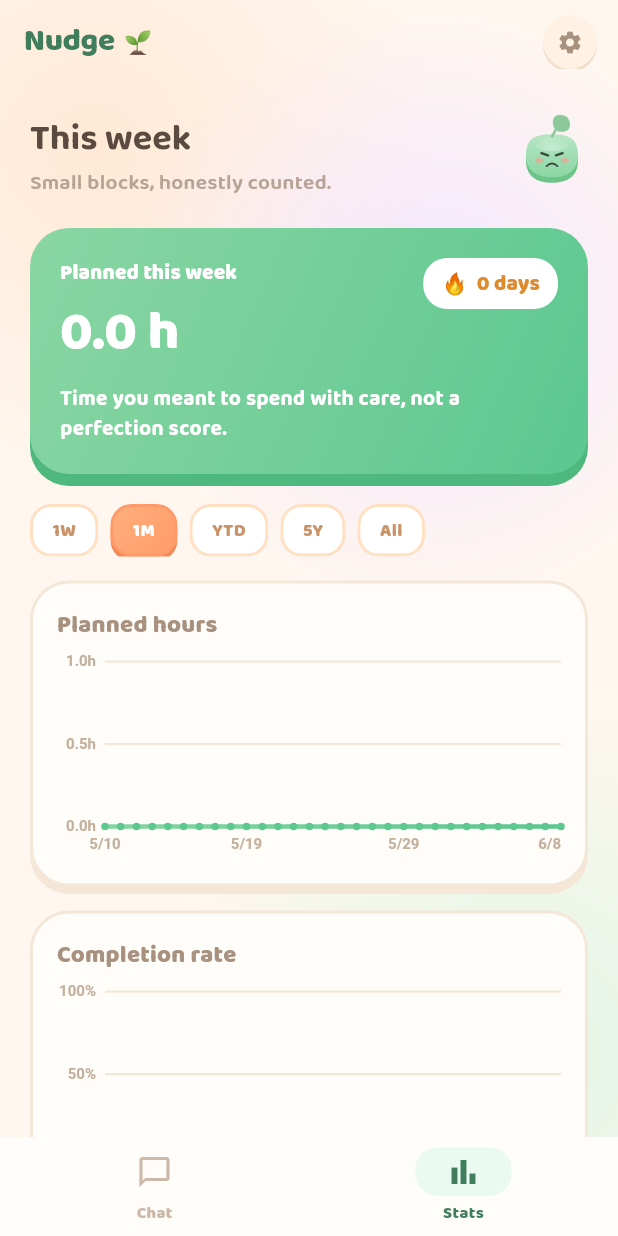
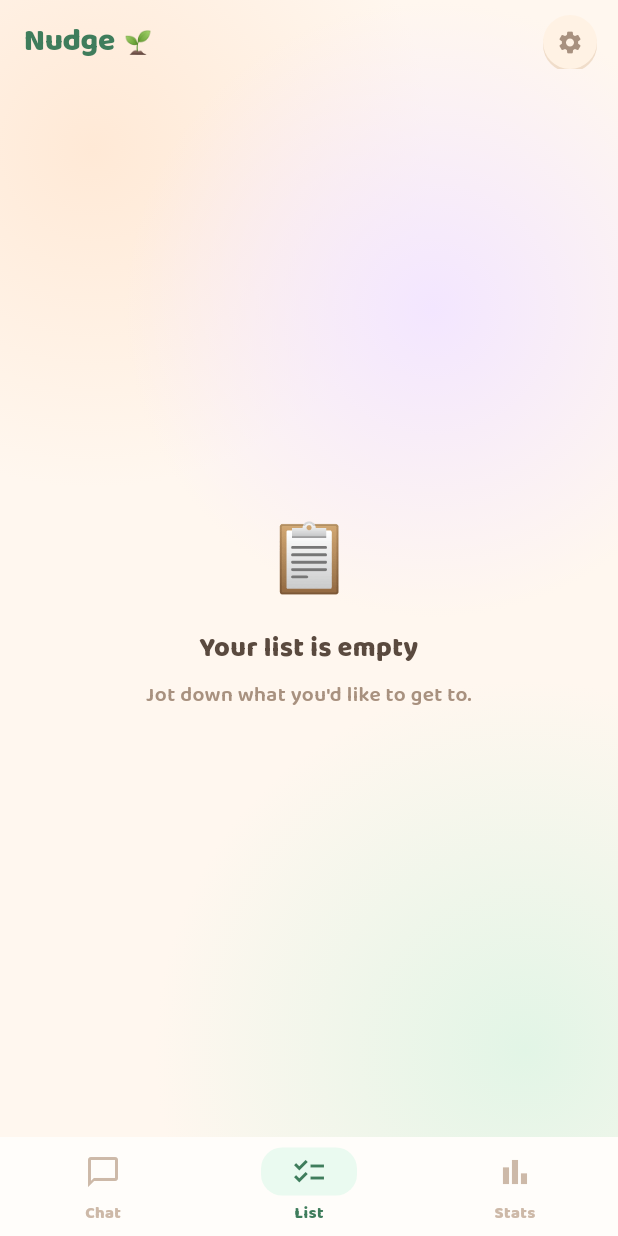
Before and after one commit to orzzzl/nudge, a Flutter app: the screen it shows after launch, item 2 of the bottom bar chosen, on a phone screen of 412 x 824 dp. Run offline on Flutter 3.47's test engine with Material 3 defaults, Android fonts, the phone set to English and light mode, and no system bars; our stand-ins replace drift, flutter_local_notifications, flutter_riverpod, flutter_timezone, go_router, google_fonts and 3 more; accounts and stored records are empty; generated files the repository leaves out were written again.

Commit message:
feat(todos): add the 清单 (list) tab shell — route, nav, placeholder
task 25. Insert a third StatefulShellBranch (/todos) and NavigationDestination
between chat and stats (chat=0, todos=1, stats=2), backed by a placeholder
TodosScreen showing a gentle empty state (real list lands in task 26).

- app_router: /todos branch between chat and stats
- navigation_shell: checklist destination, todosTabLabel
- features/todos/todos_screen: empty-state placeholder on cute palette
- i18n: todosTabLabel / todosEmptyTitle / todosEmptyBody (en + zh)
- widget_test: three-tab shell + switch-to-list assertions

Co-Authored-By: Claude Opus 4.8 <noreply@anthropic.com>

```diff
--- a/lib/app/app_router.dart
+++ b/lib/app/app_router.dart
@@ -3,6 +3,7 @@ import 'package:go_router/go_router.dart';
 import '../features/chat/chat_screen.dart';
 import '../features/settings/settings_screen.dart';
 import '../features/stats/stats_screen.dart';
+import '../features/todos/todos_screen.dart';
 import 'navigation_shell.dart';
 
 final appRouter = GoRouter(
@@ -28,6 +29,14 @@ final appRouter = GoRouter(
         StatefulShellBranch(
           routes: [
             GoRoute(
+              path: '/todos',
+              builder: (context, state) => const TodosScreen(),
+            ),
+          ],
+        ),
+        StatefulShellBranch(
+          routes: [
+            GoRoute(
               path: '/stats',
               builder: (context, state) => const StatsScreen(),
             ),
--- a/lib/app/navigation_shell.dart
+++ b/lib/app/navigation_shell.dart
@@ -56,6 +56,11 @@ class NudgeNavigationShell extends StatelessWidget {
             label: localizations.chatTabLabel,
           ),
           NavigationDestination(
+            icon: const Icon(Icons.checklist_outlined),
+            selectedIcon: const Icon(Icons.checklist),
+            label: localizations.todosTabLabel,
+          ),
+          NavigationDestination(
             icon: const Icon(Icons.bar_chart_outlined),
             selectedIcon: const Icon(Icons.bar_chart),
             label: localizations.statsTabLabel,
--- /dev/null
+++ b/lib/features/todos/todos_screen.dart
@@ -0,0 +1,53 @@
+import 'package:flutter/material.dart';
+import 'package:nudge/l10n/generated/app_localizations.dart';
+
+import '../../app/cute_palette.dart';
+
+/// Placeholder for the "list" (todo) tab. The real grouped list lands in
+/// task 26; for now it shows a gentle empty state so the third tab is wired up
+/// and navigable.
+class TodosScreen extends StatelessWidget {
+  const TodosScreen({super.key});
+
+  @override
+  Widget build(BuildContext context) {
+    final localizations = AppLocalizations.of(context);
+
+    return Scaffold(
+      backgroundColor: Colors.transparent,
+      body: SafeArea(
+        child: Center(
+          child: Padding(
+            padding: const EdgeInsets.symmetric(horizontal: 40),
+            child: Column(
+              mainAxisSize: MainAxisSize.min,
+              children: [
+                const Text('📋', style: TextStyle(fontSize: 44)),
+                const SizedBox(height: 16),
+                Text(
+                  localizations.todosEmptyTitle,
+                  textAlign: TextAlign.center,
+                  style: const TextStyle(
+                    color: CuteColors.textBrown,
+                    fontSize: 18,
+                    fontWeight: FontWeight.w800,
+                  ),
+                ),
+                const SizedBox(height: 8),
+                Text(
+                  localizations.todosEmptyBody,
+                  textAlign: TextAlign.center,
+                  style: const TextStyle(
+                    color: CuteColors.textMuted2,
+                    fontSize: 14,
+                    height: 1.4,
+                  ),
+                ),
+              ],
+            ),
+          ),
+        ),
+      ),
+    );
+  }
+}
--- a/lib/l10n/app_en.arb
+++ b/lib/l10n/app_en.arb
@@ -11,6 +11,18 @@
   "statsTabLabel": "Stats",
   "@statsTabLabel": {
     "description": "Bottom navigation label for the stats tab."
+  },
+  "todosTabLabel": "List",
+  "@todosTabLabel": {
+    "description": "Bottom navigation label for the todo list tab."
+  },
+  "todosEmptyTitle": "Your list is empty",
+  "@todosEmptyTitle": {
+    "description": "Title for the empty state on the todo list tab."
+  },
+  "todosEmptyBody": "Jot down what you'd like to get to.",
+  "@todosEmptyBody": {
+    "description": "Body text for the empty state on the todo list tab."
   },
   "statsScreenTitle": "This week",
   "@statsScreenTitle": {
--- a/lib/l10n/app_zh.arb
+++ b/lib/l10n/app_zh.arb
@@ -3,6 +3,9 @@
   "appTitle": "下一格",
   "chatTabLabel": "聊天",
   "statsTabLabel": "乖乖图",
+  "todosTabLabel": "清单",
+  "todosEmptyTitle": "清单还空着",
+  "todosEmptyBody": "想做的事,先记在这儿吧。",
   "statsScreenTitle": "本周",
   "statsScreenSubtitle": "认真开始过的每一格,都算数。",
   "statsLoadError": "乖乖图加载失败。",
```
Also changed, not shown: 1 other file.
